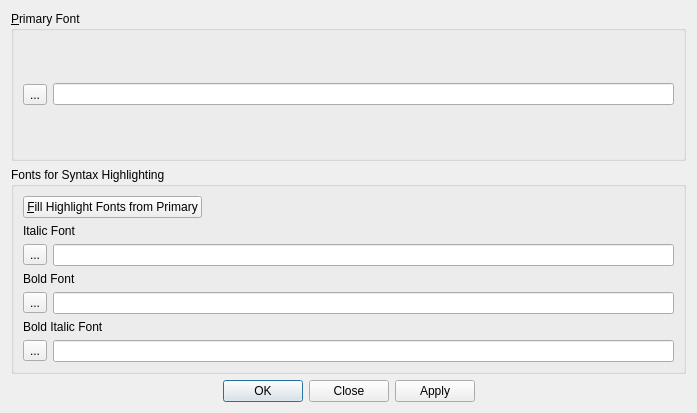
Old version of the form source/ui/DialogFonts.ui in the repository eteran/nedit-ng.
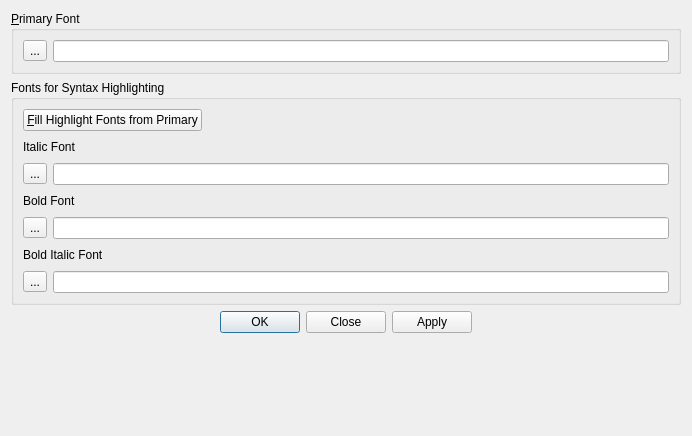
New version of the form.

Commit message: working on font dialog

```diff
--- a/source/ui/DialogFonts.ui
+++ b/source/ui/DialogFonts.ui
@@ -6,8 +6,8 @@
    <rect>
     <x>0</x>
     <y>0</y>
-    <width>697</width>
-    <height>413</height>
+    <width>692</width>
+    <height>436</height>
    </rect>
   </property>
   <property name="windowTitle">
@@ -38,15 +38,17 @@
      <property name="title">
       <string>Fonts for Syntax Highlighting</string>
      </property>
-     <layout class="QGridLayout" name="gridLayout">
-      <item row="0" column="0" colspan="2">
+     <layout class="QVBoxLayout" name="verticalLayout_2">
+      <item>
+       <layout class="QHBoxLayout" name="horizontalLayout_2">
+        <item>
        <widget class="QPushButton" name="buttonFill">
         <property name="text">
          <string>&amp;Fill Highlight Fonts from Primary</string>
         </property>
        </widget>
       </item>
-      <item row="0" column="2">
+        <item>
        <spacer name="horizontalSpacer">
         <property name="orientation">
          <enum>Qt::Horizontal</enum>
@@ -59,58 +61,144 @@
         </property>
        </spacer>
       </item>
-      <item row="1" column="0" colspan="2">
+       </layout>
+      </item>
+      <item>
+       <layout class="QHBoxLayout" name="horizontalLayout_3">
+        <item>
        <widget class="QLabel" name="label">
         <property name="text">
          <string>Italic Font</string>
         </property>
        </widget>
       </item>
-      <item row="2" column="0">
+        <item>
+         <spacer name="horizontalSpacer_2">
+          <property name="orientation">
+           <enum>Qt::Horizontal</enum>
+          </property>
+          <property name="sizeHint" stdset="0">
+           <size>
+            <width>416</width>
+            <height>20</height>
+           </size>
+          </property>
+         </spacer>
+        </item>
+        <item>
+         <widget class="QLabel" name="labelItalicError">
+          <property name="text">
+           <string/>
+          </property>
+         </widget>
+        </item>
+       </layout>
+      </item>
+      <item>
+       <layout class="QHBoxLayout" name="horizontalLayout_8">
+        <item>
        <widget class="QToolButton" name="buttonFontItalic">
         <property name="text">
          <string>...</string>
         </property>
        </widget>
       </item>
-      <item row="2" column="1" colspan="2">
+        <item>
        <widget class="QLineEdit" name="editFontItalic"/>
       </item>
-      <item row="3" column="0" colspan="2">
+       </layout>
+      </item>
+      <item>
+       <layout class="QHBoxLayout" name="horizontalLayout_4">
+        <item>
        <widget class="QLabel" name="label_2">
         <property name="text">
          <string>Bold Font</string>
         </property>
        </widget>
       </item>
-      <item row="4" column="0">
+        <item>
+         <spacer name="horizontalSpacer_3">
+          <property name="orientation">
+           <enum>Qt::Horizontal</enum>
+          </property>
+          <property name="sizeHint" stdset="0">
+           <size>
+            <width>416</width>
+            <height>20</height>
+           </size>
+          </property>
+         </spacer>
+        </item>
+        <item>
+         <widget class="QLabel" name="labelBoldError">
+          <property name="text">
+           <string/>
+          </property>
+         </widget>
+        </item>
+       </layout>
+      </item>
+      <item>
+       <layout class="QHBoxLayout" name="horizontalLayout_7">
+        <item>
        <widget class="QToolButton" name="buttonFontBold">
         <property name="text">
          <string>...</string>
         </property>
        </widget>
       </item>
-      <item row="4" column="1" colspan="2">
+        <item>
        <widget class="QLineEdit" name="editFontBold"/>
       </item>
-      <item row="5" column="0" colspan="2">
+       </layout>
+      </item>
+      <item>
+       <layout class="QHBoxLayout" name="horizontalLayout_5">
+        <item>
        <widget class="QLabel" name="label_3">
         <property name="text">
          <string>Bold Italic Font</string>
         </property>
        </widget>
       </item>
-      <item row="6" column="0">
+        <item>
+         <spacer name="horizontalSpacer_4">
+          <property name="orientation">
+           <enum>Qt::Horizontal</enum>
+          </property>
+          <property name="sizeHint" stdset="0">
+           <size>
+            <width>416</width>
+            <height>20</height>
+           </size>
+          </property>
+         </spacer>
+        </item>
+        <item>
+         <widget class="QLabel" name="labelBoldItalicError">
+          <property name="text">
+           <string/>
+          </property>
+         </widget>
+        </item>
+       </layout>
+      </item>
+      <item>
+       <layout class="QHBoxLayout" name="horizontalLayout_6">
+        <item>
        <widget class="QToolButton" name="buttonFontBoldItalic">
         <property name="text">
          <string>...</string>
         </property>
        </widget>
       </item>
-      <item row="6" column="1" colspan="2">
+        <item>
        <widget class="QLineEdit" name="editFontBoldItalic"/>
       </item>
      </layout>
+      </item>
+     </layout>
     </widget>
    </item>
    <item>
@@ -126,6 +214,19 @@
      </property>
     </widget>
    </item>
+   <item>
+    <spacer name="verticalSpacer">
+     <property name="orientation">
+      <enum>Qt::Vertical</enum>
+     </property>
+     <property name="sizeHint" stdset="0">
+      <size>
+       <width>20</width>
+       <height>0</height>
+      </size>
+     </property>
+    </spacer>
+   </item>
   </layout>
  </widget>
  <resources/>
```
Lines whose indentation alone changed are shown as unchanged. The commit also changes 5 other files.
